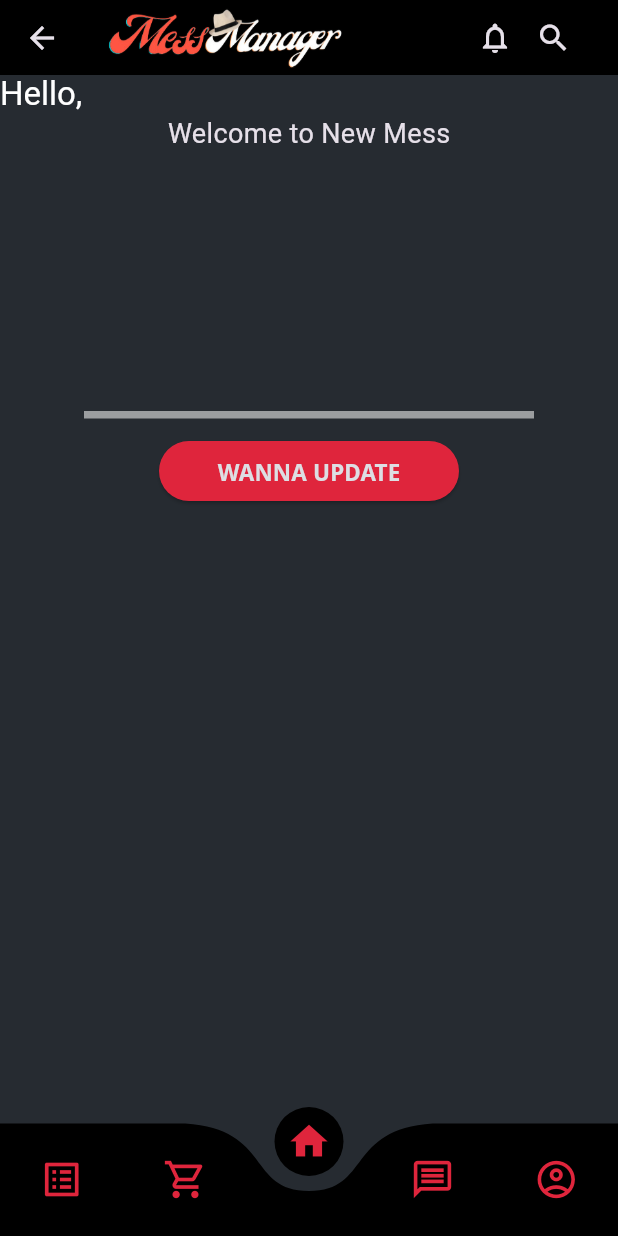
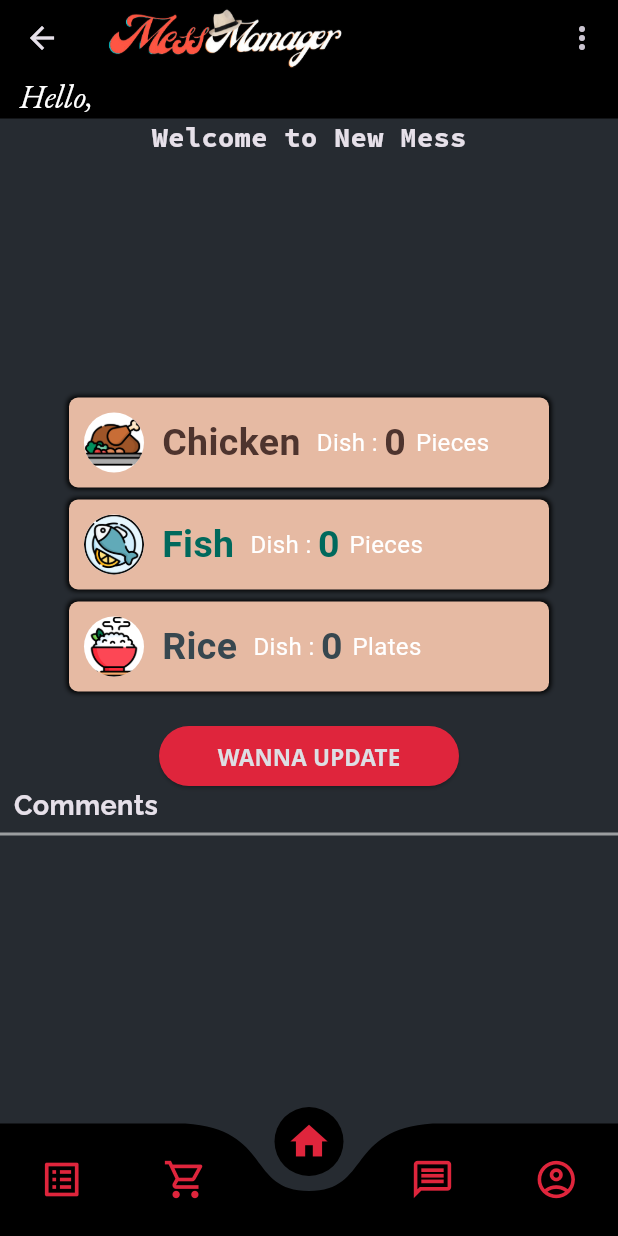
Before and after one commit to nafi-ullah/Mess-Manager, a Flutter app: the MyHomePage screen opened by its route, on a phone screen of 412 x 824 dp. Run offline on Flutter 3.47's test engine with Material 3 defaults, Android fonts, the phone set to English and light mode, and no system bars; drawn by our look-alikes of curved_navigation_bar; our stand-ins replace font_awesome_flutter, get, google_fonts, shared_preferences, socket_io_client; missing offline and left inert: zego_uikit_prebuilt_call; accounts and stored records are empty; network calls fail.

Commit message:
meal data updated

```diff
--- a/lib/screens/dropdwonTest.dart
+++ b/lib/screens/dropdwonTest.dart
@@ -4,6 +4,7 @@ import 'package:mess_app/constants/constants.dart';
 import 'package:mess_app/dummydata/memberdata.dart';
 import 'package:mess_app/models/members.dart';
 import 'package:mess_app/provider/user_provider.dart';
+import 'package:mess_app/screens/AuthScreens/welcome_screen.dart';
 import 'package:mess_app/screens/accountUpdate.dart';
 import 'package:mess_app/screens/bazarShow.dart';
 import 'package:mess_app/screens/chatui.dart';
@@ -74,22 +75,30 @@ class _MyHomePageState extends State<MyHomePage> {
                 alignment: Alignment.topLeft,
                 child: Image.asset("assets/images/managerlogo.png")
               ),
-              Container(
-                padding: const EdgeInsets.only(left: 15, right: 15),
-                child: const Row(
-                  children: [
-                    Padding(
-                      padding: EdgeInsets.only(right: 15),
-                      child: Icon(Icons.notifications_outlined),
-                    ),
-                    Icon(
-                      Icons.search,
-                    ),
-                  ],
-                ),
-              )
+
             ],
           ),
+          actions: [
+            PopupMenuButton<String>(
+              onSelected: (value) {
+                if (value == 'logout') {
+                  // Implement your logout logic here
+                  Navigator.pushAndRemoveUntil(
+                    context,
+                    MaterialPageRoute(builder: (context) => WelcomeScreen()),
+                        (route) => false, // Set to false to remove all previous pages
+                  );
+
+                }
+              },
+              itemBuilder: (BuildContext context) => [
+                PopupMenuItem<String>(
+                  value: 'logout',
+                  child: Text('Logout'),
+                ),
+              ],
+            ),
+          ],
         ),
       ),
         bottomNavigationBar: CurvedNavigationBar(
--- a/lib/screens/feedScreen.dart
+++ b/lib/screens/feedScreen.dart
@@ -6,9 +6,12 @@ import 'package:mess_app/services/meal_service.dart';
 import 'package:mess_app/widgets/AuthWidgets/button_widget.dart';
 import 'package:mess_app/widgets/MealType.dart';
 import 'package:mess_app/widgets/comments.dart';
+import 'package:mess_app/widgets/commentshow.dart';
 import 'package:mess_app/widgets/loader.dart';
+import 'package:mess_app/widgets/mealSummary.dart';
 import 'package:mess_app/widgets/mealstate.dart';
 import 'package:provider/provider.dart';
+import 'package:google_fonts/google_fonts.dart';
 
 
 class Feed extends StatefulWidget {
@@ -26,10 +29,37 @@ class _FeedState extends State<Feed> {
   bool isDay = true;
   String mealTime = "Lunch";
   List<MembersMeal> meals = [];
+  int chickenCount = 0;
+  int fishCount =0;
+  int riceCount = 0;
   final MealService mealService = MealService();
 
   fetchAllMeals() async {
     meals = await mealService.fetchAllMeals(context);
+
+    for (var user in meals) {
+      if (user.lunchMeal == "Chicken") {
+        chickenCount = chickenCount + user.lunchCount;
+        riceCount = riceCount + user.lunchCount;
+        //usernames.add(user['username']);
+      }
+    }
+    for (var user in meals) {
+      if (user.lunchMeal == "Fish") {
+        fishCount = fishCount + user.lunchCount;
+        riceCount = riceCount + user.lunchCount;
+        //usernames.add(user['username']);
+      }
+    }
+    //riceCount = chickenCount + fishCount ;
+    for (var user in meals) {
+      if (user.lunchMeal == "Rice") {
+        riceCount = riceCount + user.lunchCount;
+        //usernames.add(user['username']);
+      }
+    }
+    print(chickenCount);
+
    // print(meals[0].name);
    // print("haiyoooooooooooooooooooooooooooooooooooooooooo");
     setState(() {
@@ -65,8 +95,8 @@ class _FeedState extends State<Feed> {
         itemBuilder: (ctx, index) {
           String comment = meals![index].lunchComment.trim();
           if(comment.isNotEmpty) {
-            return Comments(
-              userName: meals![index].name,
+            return CommentShow(
+                name: meals![index].name,
                 comment: meals![index].lunchComment,
             );
           }
@@ -76,16 +106,20 @@ class _FeedState extends State<Feed> {
         }
     );
 
-    return Column(
+    return SingleChildScrollView(
+      child: Column(
         children: [
-        Row(
+          Container(
+            //margin: const EdgeInsets.only(left: 15.0),
+            color: Colors.black,
+            child: Row(
               children: [
                 RichText(
                   text: TextSpan(
-                text: 'Hello, ',
-                style: const TextStyle(
+                    text: '   Hello, ',
+                    style: GoogleFonts.ebGaramond(
                       fontSize: 22,
-                  color: Colors.white,
+                      fontStyle: FontStyle.italic
                     ),
                     children: [
                       TextSpan(
@@ -101,30 +135,72 @@ class _FeedState extends State<Feed> {
                 ),
               ],
             ),
+          ),
           Row(
             mainAxisAlignment: MainAxisAlignment.center,
             children: [
-            Text("Welcome to " + messName, style: const TextStyle(
-              fontSize: 18
-            ),)
+              Text("Welcome to " + messName,
+                  style: GoogleFonts.sourceCodePro(
+                      fontSize: 18,
+                      fontWeight:  FontWeight.bold
+
+                  )
+              )
             ],
           ),
           SizedBox(
             height: 10,
           ),
           meals == null ? SizedBox(
-            height: 200,
+              height: 150,
               child: Loader()) : SizedBox(
               height: 150,
               child: content),
+
+
           SizedBox(
-          height: 12,
+              width: 320,
+            height: 60,
+              child: MealSummary(
+                  menu: "Chicken",
+                  count: chickenCount.toString(),
+                  imageUrl: "assets/images/roast-chicken.png",
+                textColor: Colors.brown[800],
           ),
-        Container(
-          width: 300,
-          height: 5,
-          color: Colors.white54,
           ),
+
+          SizedBox(
+            height: 8,
+          ),
+
+          SizedBox(
+            width: 320,
+            height: 60,
+            child: MealSummary(
+              menu: "Fish",
+              count: fishCount.toString(),
+              imageUrl: "assets/images/fish.png",
+              textColor: Colors.teal[800],
+            ),
+          ),
+          SizedBox(
+            height: 8,
+          ),
+
+          SizedBox(
+            width: 320,
+            height: 60,
+            child: MealSummary(
+              menu: "Rice",
+              count: riceCount.toString(),
+              imageUrl: "assets/images/rice.png",
+              textColor: Colors.blueGrey[800],
+            ),
+          ),
+          SizedBox(
+            height: 8,
+          ),
+
           SizedBox(
             height: 15,
           ),
@@ -142,6 +218,26 @@ class _FeedState extends State<Feed> {
                     );
                   })
           ),
+          Row(
+            children: [
+              Text("  Comments",
+                style: GoogleFonts.raleway(
+                    fontSize: 18,
+                   fontWeight: FontWeight.bold
+                ),
+              ),
+              Spacer(),
+            ],
+          ),
+          SizedBox(
+            height: 5,
+          ),
+          Container(
+            width: double.infinity,
+            height: 2,
+            color: Colors.white54,
+          ),
+
           Padding(
             padding: const EdgeInsets.all(10.0),
             child: SizedBox(
@@ -150,6 +246,7 @@ class _FeedState extends State<Feed> {
           )
 
         ],
+      ),
     );
   }
 }
--- a/lib/services/auth_services.dart
+++ b/lib/services/auth_services.dart
@@ -181,7 +181,7 @@ class AuthServices{
             'Content-Type' : 'application/json; charset=UTF-8',
           }
       );
-      print(res.body);
+     // print(res.body);
       SharedPreferences prefs = await SharedPreferences.getInstance();
       Provider.of<UserProvider>(context, listen: false).setUser(res.body);
       await prefs.setString('x-auth-token', jsonDecode(res.body)['token']);
--- a/lib/widgets/mealSummary.dart
+++ b/lib/widgets/mealSummary.dart
@@ -0,0 +1,86 @@
+import 'package:flutter/material.dart';
+
+class MealSummary extends StatelessWidget {
+   MealSummary({super.key,
+  required this.textColor,
+    required this.menu,
+    required this.count,
+    required this.imageUrl
+  });
+
+
+   final String menu;
+   final String count;
+   final String imageUrl;
+   final Color? textColor;
+
+  @override
+  Widget build(BuildContext context) {
+    return Container(
+      padding: EdgeInsets.all(10.0),
+      decoration: BoxDecoration(
+        color: Color.fromRGBO(230, 186, 163, 1), // Light red color
+        borderRadius: BorderRadius.circular(6.0), // Rounded edges
+        boxShadow: [
+          BoxShadow(
+            color: Colors.black,
+            blurRadius: 2.0,
+            spreadRadius: 1.0,
+          ),
+        ],
+      ),
+      child: Row(
+        children: [
+          // Small Image on the left
+          Container(
+            width: 40.0,
+            height: 40.0,
+            decoration: BoxDecoration(
+              shape: BoxShape.circle,
+              color: Colors.white,
+              image: DecorationImage(
+                image: AssetImage(imageUrl), // Replace with your image path
+                fit: BoxFit.cover,
+              ),
+            ),
+          ),
+          SizedBox(width: 12.0), // Add spacing between image and text
+          // Text on the right with golden color
+          Text(
+            '${menu} ',
+            style: TextStyle(
+              color: textColor, // Golden color
+              fontSize: 25.0,
+              fontWeight: FontWeight.bold,
+            ),
+          ),
+          Text(
+            ' Dish : ',
+            style: TextStyle(
+              color: Colors.white, // Golden color
+              fontSize: 16.0,
+             // fontWeight: FontWeight.white,
+            ),
+          ),
+          Text(
+            '${count} ',
+            style: TextStyle(
+              color: textColor, // Golden color
+              fontSize: 25.0,
+              fontWeight: FontWeight.bold,
+            ),
+
+          ),
+          Text(
+            menu == "Rice"? 'Plates' : 'Pieces',
+            style: TextStyle(
+              color: Colors.white, // Golden color
+              fontSize: 16.0,
+              //fontWeight: FontWeight.bold,
+            ),
+          ),
+        ],
+      ),
+    );
+  }
+}
--- a/lib/widgets/mealstate.dart
+++ b/lib/widgets/mealstate.dart
@@ -41,7 +41,7 @@ class MealState extends StatelessWidget {
     return Padding(
       padding: const EdgeInsets.only(left: 10.0),
       child: SizedBox(
-        height: 150,
+        height: 120,
         width: 80,
         child: Column(
           children: [
--- a/lib/widgets/updatestatus.dart
+++ b/lib/widgets/updatestatus.dart
@@ -14,7 +14,9 @@ class UpdateStus extends StatelessWidget {
         child: Column(
           mainAxisAlignment: MainAxisAlignment.center,
           children: [
-            Text("Your Data is updated"),
+            SizedBox(
+                height: 200,
+                child: Image.asset("assets/images/updategif.gif")),
             ElevatedButton(onPressed: (){
               Navigator.pushAndRemoveUntil(
                   context,
@@ -25,6 +27,7 @@ class UpdateStus extends StatelessWidget {
                       (route) => false);
 
             },
+
                 child: Text("Go back"))
           ],
         ),
--- a/pubspec.yaml
+++ b/pubspec.yaml
@@ -45,6 +45,7 @@ dependencies:
   zego_uikit_prebuilt_call: ^4.1.4
   intl: ^0.19.0
   socket_io_client: ^2.0.3+1
+
 
 
 
```
Also changed, not shown: lib/screens/chatui.dart (+18 -5 lines), lib/widgets/commentshow.dart (+77 -0 lines). Lines whose indentation alone changed are shown as unchanged.
